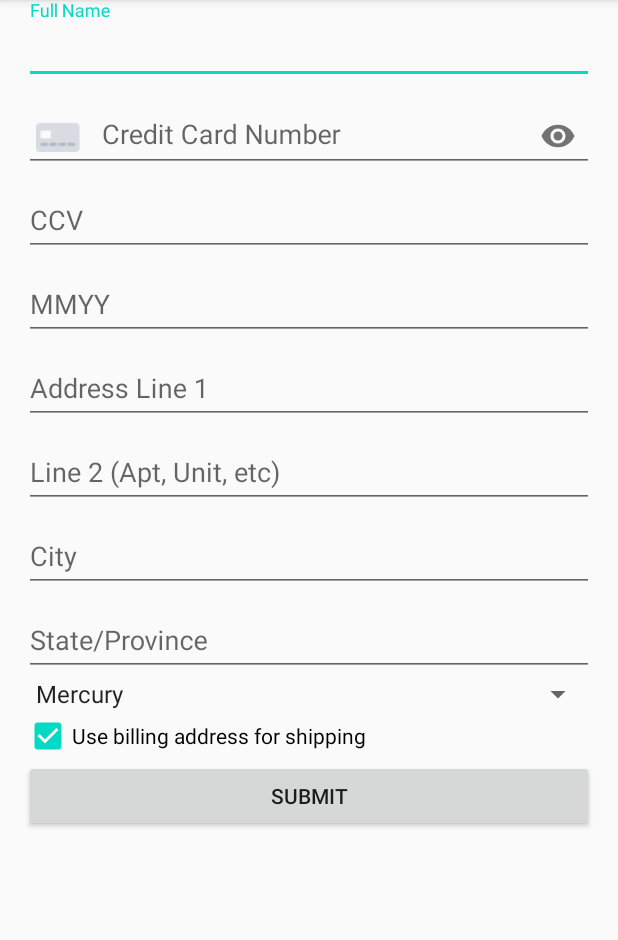
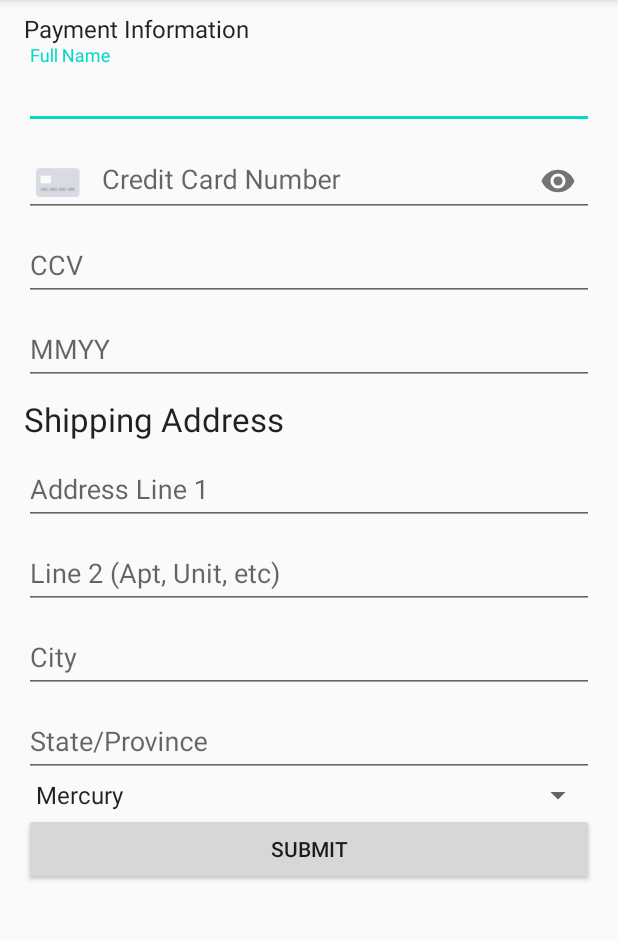
Before and after one commit to spreedly/mobile-sdk-android, an Android app: the fragment ExpressCreditCard shown on its own in the app's theme, after a tap on an icon or button, on a phone screen of 412 x 824 dp, the part 84-1024 px from its top. Run offline under Robolectric (Android 15) with nearby library versions, the phone set to English and light mode, and no system bars; our stand-ins replace RxJava; 2 other taps on this screen came first.

Commit message:
customize billing / shipping address view

```diff
--- a/express/src/main/java/com/spreedly/express/AddressFieldView.java
+++ b/express/src/main/java/com/spreedly/express/AddressFieldView.java
@@ -31,11 +31,13 @@ public class AddressFieldView extends LinearLayout {
     TextInputLayout zipWrapper;
     TextInputEditText zipContent;
 
-    Spinner country;
+    Spinner countryContent;
+    TextInputLayout countryWrapper;
 
     TextInputLayout phoneWrapper;
     TextInputEditText phoneContent;
 
+    boolean visible = true;
     public AddressFieldView(@NonNull Context context, @NonNull AddressType addressType) {
         super(context);
         this.addressType = addressType;
@@ -76,10 +78,13 @@ public class AddressFieldView extends LinearLayout {
         phoneWrapper.setHint("Phone Number");
         phoneWrapper.addView(phoneContent);
 
+        countryWrapper = new TextInputLayout(this.getContext());
+        countryWrapper.setHint("Country");
         ArrayAdapter countryAdapter = ArrayAdapter.createFromResource(this.getContext(),
                 R.array.country_array, android.R.layout.simple_spinner_item);
-        country = new Spinner(this.getContext());
-        country.setAdapter(countryAdapter);
+        countryContent = new Spinner(this.getContext());
+        countryContent.setAdapter(countryAdapter);
+        countryWrapper.addView(countryContent);
 
         zipWrapper = new TextInputLayout(this.getContext());
         zipWrapper.setHint("Zipcode");
@@ -92,7 +97,7 @@ public class AddressFieldView extends LinearLayout {
             cityWrapper.setId(R.id.spreedly_city);
             stateWrapper.setId(R.id.spreedly_state);
             zipWrapper.setId(R.id.spreedly_zip);
-            country.setId(R.id.spreedly_country);
+            countryWrapper.setId(R.id.spreedly_country);
             phoneWrapper.setId(R.id.spreedly_phone_number);
         } else {
             address1Wrapper.setId(R.id.spreedly_shipping_address1);
@@ -100,7 +105,7 @@ public class AddressFieldView extends LinearLayout {
             cityWrapper.setId(R.id.spreedly_shipping_city);
             stateWrapper.setId(R.id.spreedly_shipping_state);
             zipWrapper.setId(R.id.spreedly_shipping_zip);
-            country.setId(R.id.spreedly_shipping_country);
+            countryWrapper.setId(R.id.spreedly_shipping_country);
             phoneWrapper.setId(R.id.spreedly_shipping_phone_number);
         }
 
@@ -109,7 +114,7 @@ public class AddressFieldView extends LinearLayout {
         this.addView(cityWrapper);
         this.addView(stateWrapper);
         this.addView(zipWrapper);
-        this.addView(country);
+        this.addView(countryWrapper);
     }
 
     public enum AddressType {BILLING, SHIPPING}
--- a/express/src/main/java/com/spreedly/express/ExpressCreditCardView.java
+++ b/express/src/main/java/com/spreedly/express/ExpressView.java
@@ -1,17 +1,21 @@
 package com.spreedly.express;
 
 import android.content.Context;
+import android.content.res.TypedArray;
 import android.util.AttributeSet;
+import android.view.View;
 import android.widget.Button;
 import android.widget.CheckBox;
 import android.widget.LinearLayout;
 import android.widget.ScrollView;
+import android.widget.TextView;
 
 import androidx.annotation.NonNull;
 import androidx.annotation.Nullable;
 
 import com.google.android.material.textfield.TextInputEditText;
 import com.google.android.material.textfield.TextInputLayout;
+import com.google.android.material.textview.MaterialTextView;
 import com.spreedly.securewidgets.SecureCreditCardField;
 import com.spreedly.securewidgets.SecureExpirationDate;
 import com.spreedly.securewidgets.SecureFormLayout;
@@ -20,7 +24,11 @@ import com.spreedly.securewidgets.SecureTextField;
 /**
  * TODO: document your custom view class.
  */
-public class ExpressCreditCardView extends ScrollView {
+public class ExpressView extends ScrollView {
+    int paymentType;
+    boolean showBilling;
+    boolean showShipping;
+
     SecureFormLayout layoutWrapper;
     TextInputLayout fullNameWrapper;
     TextInputEditText fullNameContent;
@@ -31,9 +39,19 @@ public class ExpressCreditCardView extends ScrollView {
     AddressFieldView billingAddress;
     AddressFieldView shippingAddress;
     CheckBox sameAddress;
+    TextView paymentLabel;
+    TextView billingLabel;
+    TextView shippingLabel;
 
-    public ExpressCreditCardView(@NonNull Context context, @Nullable AttributeSet attrs) {
+    public ExpressView(@NonNull Context context) {
+        super(context);
+        setPaymentType(0);
+        setAddressUse(true, true);
+    }
+
+    public ExpressView(@NonNull Context context, @Nullable AttributeSet attrs) {
         super(context, attrs);
+        applyAttributes(context, attrs);
     }
 
     @Override
@@ -74,26 +92,81 @@ public class ExpressCreditCardView extends ScrollView {
 
         submitButton = new Button(layoutWrapper.getContext());
         submitButton.setText("Submit");
+        submitButton.setOnClickListener(b -> submit());
+
+        paymentLabel = new TextView(this.getContext());
+        paymentLabel.setText("Payment Information");
+        paymentLabel.setTextAppearance(this.getContext(), android.R.style.TextAppearance_Material_Subhead);
+        paymentLabel.setPadding(0, 12, 0, 0);
+
+        billingLabel = new MaterialTextView(this.getContext());
+        billingLabel.setText("Billing Address");
+        billingLabel.setTextAppearance(this.getContext(), android.R.style.TextAppearance_DeviceDefault_Large);
+        billingLabel.setPadding(0, 12, 0, 0);
+
+        shippingLabel = new MaterialTextView(this.getContext());
+        shippingLabel.setText("Shipping Address");
+        shippingLabel.setTextAppearance(this.getContext(), android.R.style.TextAppearance_Holo_Large);
+        shippingLabel.setPadding(0, 12, 0, 0);
+
+        layoutWrapper.addView(paymentLabel);
         layoutWrapper.addView(fullNameWrapper);
         layoutWrapper.addView(secureCreditCardField);
         layoutWrapper.addView(ccvField);
         layoutWrapper.addView(secureExpirationDate);
-        layoutWrapper.addView(billingAddress);
-        layoutWrapper.addView(sameAddress);
-        layoutWrapper.addView(shippingAddress);
+        if (showBilling == true) {
+            layoutWrapper.addView(billingLabel);
+            layoutWrapper.addView(billingAddress);
+        }
+        if (showBilling && showShipping) {
+            layoutWrapper.addView(sameAddress);
+        }
+        if (showShipping) {
+            layoutWrapper.addView(shippingLabel);
+            layoutWrapper.addView(shippingAddress);
+        }
         layoutWrapper.addView(submitButton);
         layoutWrapper.onFinishInflate();
         this.addView(layoutWrapper);
 
     }
 
+    private void submit() {
+    }
+
     void sameAddressClickListener() {
         if (sameAddress.isChecked()) {
             //hide shipping address
-            layoutWrapper.removeView(shippingAddress);
+            shippingAddress.setVisibility(View.GONE);
+            shippingLabel.setVisibility(View.GONE);
         } else {
             //show shipping address
-            layoutWrapper.addView(shippingAddress);
+            shippingLabel.setVisibility(View.VISIBLE);
+            shippingAddress.setVisibility(View.VISIBLE);
         }
     }
+
+    private void applyAttributes(Context context, AttributeSet attrs) {
+        TypedArray a = context.getTheme().obtainStyledAttributes(
+                attrs,
+                R.styleable.ExpressView,
+                0, 0);
+        int paymentType = 0;
+        paymentType = a.getInteger(R.styleable.ExpressView_paymentType, 0);
+        setPaymentType(paymentType);
+        boolean shipping = true;
+        boolean billing = true;
+        billing = a.getBoolean(R.styleable.ExpressView_includeBillingAddress, true);
+        shipping = a.getBoolean(R.styleable.ExpressView_includeShippingAddress, true);
+        setAddressUse(billing, shipping);
+    }
+
+    public void setPaymentType(int value) {
+        paymentType = value;
+    }
+
+    public void setAddressUse(boolean billing, boolean shipping) {
+        showBilling = billing;
+        showShipping = shipping;
+    }
 }
--- a/express/src/main/res/layout/sample_express_credit_card_view.xml
+++ b/express/src/main/res/layout/sample_express_credit_card_view.xml
@@ -3,7 +3,7 @@
     android:layout_width="match_parent"
     android:layout_height="match_parent">
 
-    <com.spreedly.express.ExpressCreditCardView
+    <com.spreedly.express.ExpressView
         android:layout_width="300dp"
         android:layout_height="300dp"
         android:background="#ccc"
--- a/express/src/main/res/values/attrs_address_field_view.xml
+++ /dev/null
@@ -1,3 +0,0 @@
-<resources>
-    <declare-styleable name="AddressFieldView"></declare-styleable>
-</resources>
--- a/sdk_sample/src/main/res/layout/express_credit_card_fragment.xml
+++ b/sdk_sample/src/main/res/layout/express_credit_card_fragment.xml
@@ -1,8 +1,10 @@
-<com.spreedly.express.ExpressCreditCardView xmlns:android="http://schemas.android.com/apk/res/android"
+<com.spreedly.express.ExpressView xmlns:android="http://schemas.android.com/apk/res/android"
+    xmlns:app="http://schemas.android.com/apk/res-auto"
     android:id="@+id/express_credit_card_form"
     android:layout_width="match_parent"
     android:layout_height="match_parent"
     android:layout_marginStart="@dimen/activity_horizontal_margin"
     android:layout_marginEnd="@dimen/activity_horizontal_margin"
     android:gravity="center"
-    android:orientation="vertical" />
+    android:orientation="vertical"
+    app:includeBillingAddress="false" />
--- a/securewidgets/src/main/java/com/spreedly/securewidgets/SecureFormLayout.java
+++ b/securewidgets/src/main/java/com/spreedly/securewidgets/SecureFormLayout.java
@@ -441,6 +441,4 @@ public class SecureFormLayout extends LinearLayout {
         errorView = findViewById(R.id.spreedly_generic_error);
 
     }
-
-
 }
```
Also changed, not shown: express/src/main/res/values/attrs_express_credit_card_view.xml (+8 -1 lines).
